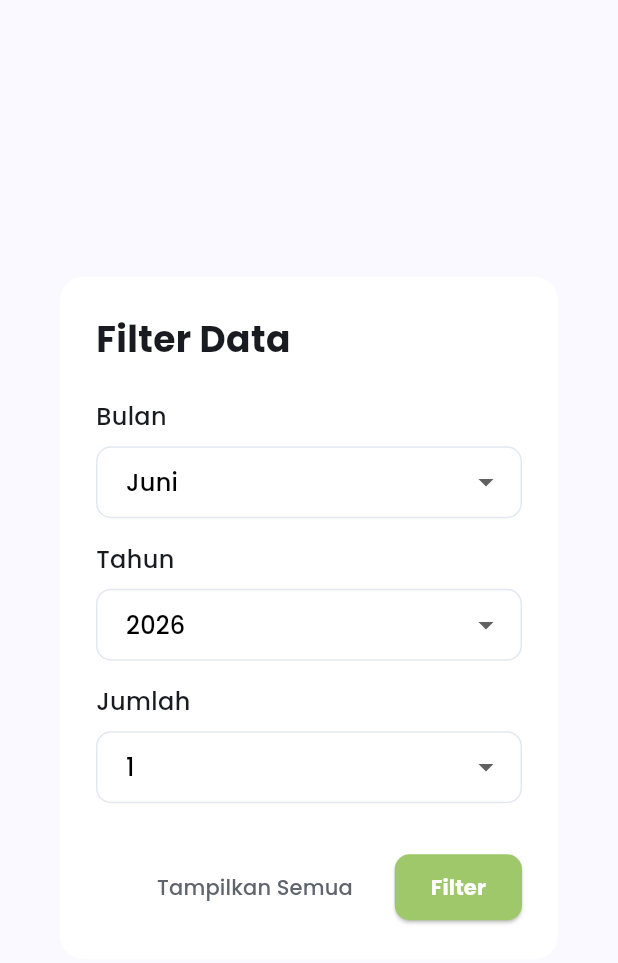
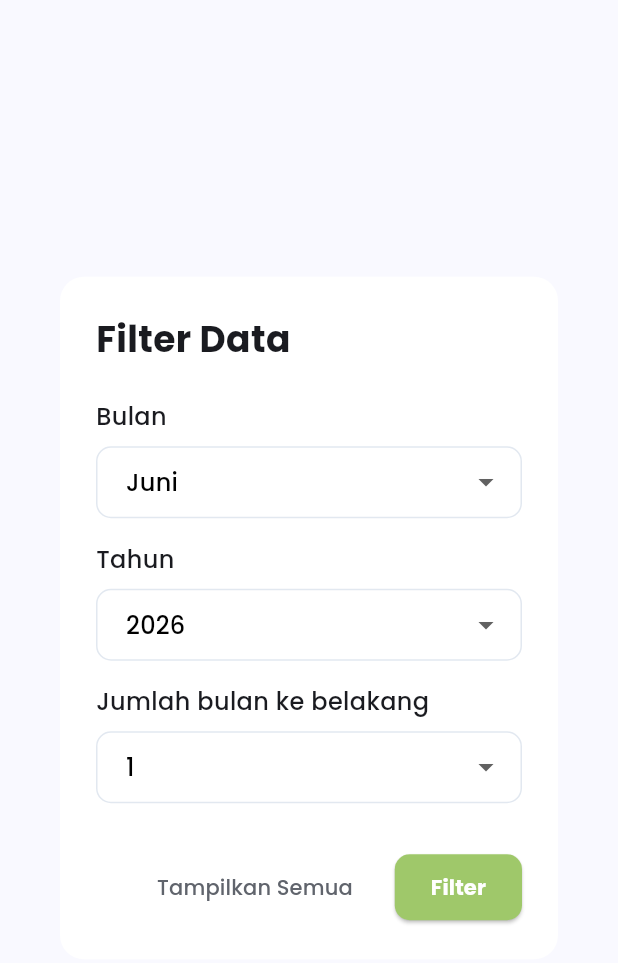
Before and after one commit to Aransyah28/balansing-frontend, a Flutter app: the FilterModalContent widget shown alone on an empty page, opened directly, on a phone screen of 412 x 824 dp. Shown: the top 963 px of the screen. Run offline on Flutter 3.47's test engine with Material 3 defaults, Android fonts, the light colour scheme and no system bars; our stand-ins replace camera, fl_chart, flutter_dotenv, flutter_markdown_plus, google_fonts, shared_preferences and 1 more; accounts and stored records are empty; network calls fail.

Commit message:
refactor: better filter wording

```diff
--- a/lib/card/filterModal.dart
+++ b/lib/card/filterModal.dart
@@ -95,7 +95,7 @@ class _FilterModalContentState extends State<FilterModalContent> {
             ),
             const SizedBox(height: 16),
             _buildDropdown(
-              'Jumlah',
+              'Jumlah bulan ke belakang',
               _selectedCount,
               (newValue) {
                 setState(() {
```
